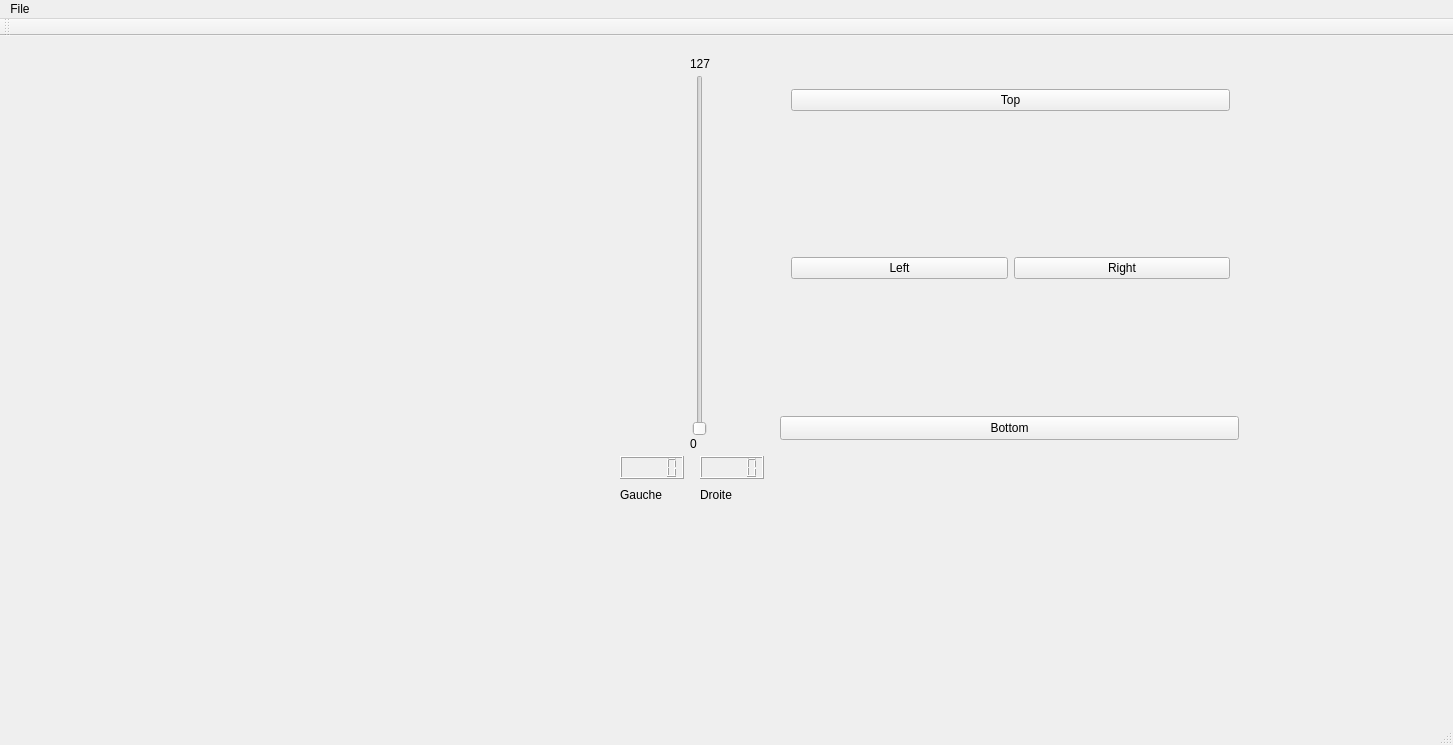
Before: the Qt Designer form mainwindow.ui in monsieur7/robotProjet, drawn with Qt 5.
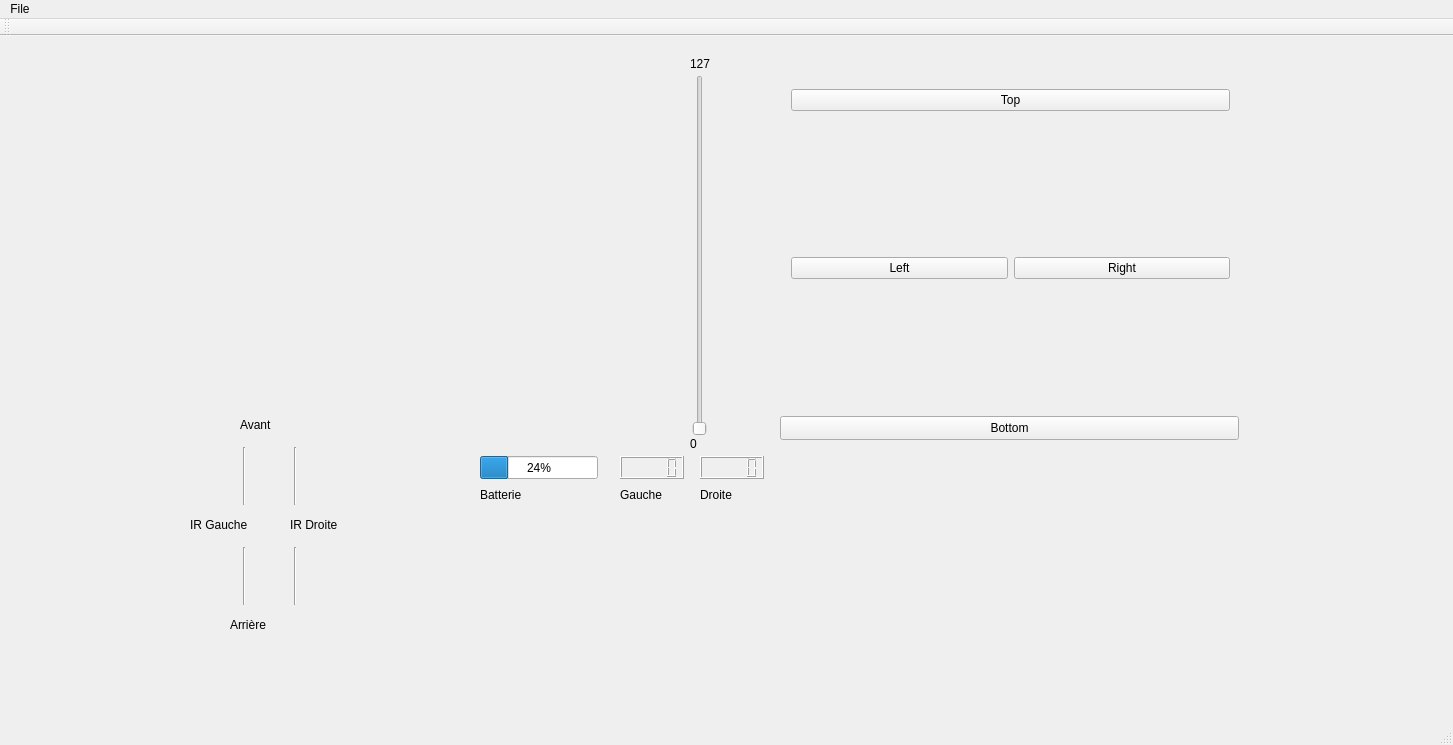
After: the same form once the commit is applied.

Commit message: added batterie, speed front code and ui and addeed IR sensors (not working

The edit to the form file:
```diff
--- a/mainwindow.ui
+++ b/mainwindow.ui
@@ -90,7 +90,7 @@
     <property name="geometry">
      <rect>
       <x>190</x>
-      <y>110</y>
+      <y>90</y>
       <width>461</width>
       <height>281</height>
      </rect>
@@ -201,6 +201,136 @@
      <string>Droite</string>
     </property>
    </widget>
+   <widget class="QProgressBar" name="batterie">
+    <property name="geometry">
+     <rect>
+      <x>480</x>
+      <y>420</y>
+      <width>118</width>
+      <height>23</height>
+     </rect>
+    </property>
+    <property name="value">
+     <number>24</number>
+    </property>
+   </widget>
+   <widget class="QLabel" name="label_5">
+    <property name="geometry">
+     <rect>
+      <x>480</x>
+      <y>450</y>
+      <width>67</width>
+      <height>17</height>
+     </rect>
+    </property>
+    <property name="text">
+     <string>Batterie</string>
+    </property>
+   </widget>
+   <widget class="QWidget" name="gridLayoutWidget_3">
+    <property name="geometry">
+     <rect>
+      <x>190</x>
+      <y>400</y>
+      <width>160</width>
+      <height>80</height>
+     </rect>
+    </property>
+    <layout class="QGridLayout" name="gridLayout_3">
+     <item row="0" column="1">
+      <widget class="Line" name="line_2">
+       <property name="orientation">
+        <enum>Qt::Vertical</enum>
+       </property>
+      </widget>
+     </item>
+     <item row="0" column="0">
+      <widget class="Line" name="line">
+       <property name="orientation">
+        <enum>Qt::Vertical</enum>
+       </property>
+      </widget>
+     </item>
+    </layout>
+   </widget>
+   <widget class="QWidget" name="gridLayoutWidget_4">
+    <property name="geometry">
+     <rect>
+      <x>190</x>
+      <y>500</y>
+      <width>160</width>
+      <height>80</height>
+     </rect>
+    </property>
+    <layout class="QGridLayout" name="gridLayout_4">
+     <item row="0" column="0">
+      <widget class="Line" name="line_3">
+       <property name="orientation">
+        <enum>Qt::Vertical</enum>
+       </property>
+      </widget>
+     </item>
+     <item row="0" column="1">
+      <widget class="Line" name="line_4">
+       <property name="orientation">
+        <enum>Qt::Vertical</enum>
+       </property>
+      </widget>
+     </item>
+    </layout>
+   </widget>
+   <widget class="QLabel" name="label_6">
+    <property name="geometry">
+     <rect>
+      <x>190</x>
+      <y>480</y>
+      <width>67</width>
+      <height>17</height>
+     </rect>
+    </property>
+    <property name="text">
+     <string>IR Gauche</string>
+    </property>
+   </widget>
+   <widget class="QLabel" name="label_7">
+    <property name="geometry">
+     <rect>
+      <x>290</x>
+      <y>480</y>
+      <width>67</width>
+      <height>17</height>
+     </rect>
+    </property>
+    <property name="text">
+     <string>IR Droite</string>
+    </property>
+   </widget>
+   <widget class="QLabel" name="label_8">
+    <property name="geometry">
+     <rect>
+      <x>240</x>
+      <y>380</y>
+      <width>67</width>
+      <height>17</height>
+     </rect>
+    </property>
+    <property name="text">
+     <string>Avant</string>
+    </property>
+   </widget>
+   <widget class="QLabel" name="label_9">
+    <property name="geometry">
+     <rect>
+      <x>230</x>
+      <y>580</y>
+      <width>67</width>
+      <height>17</height>
+     </rect>
+    </property>
+    <property name="text">
+     <string>Arrière</string>
+    </property>
+   </widget>
   </widget>
   <widget class="QMenuBar" name="menuBar">
    <property name="geometry">
```
Left out of the diff: 30 changed lines with no effect on the pictures. The commit also changes 1 other file.
